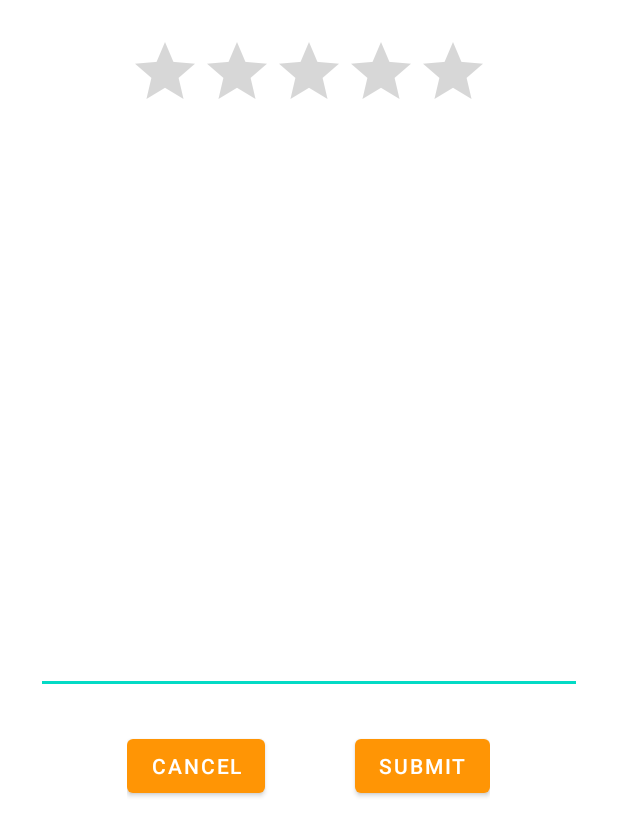
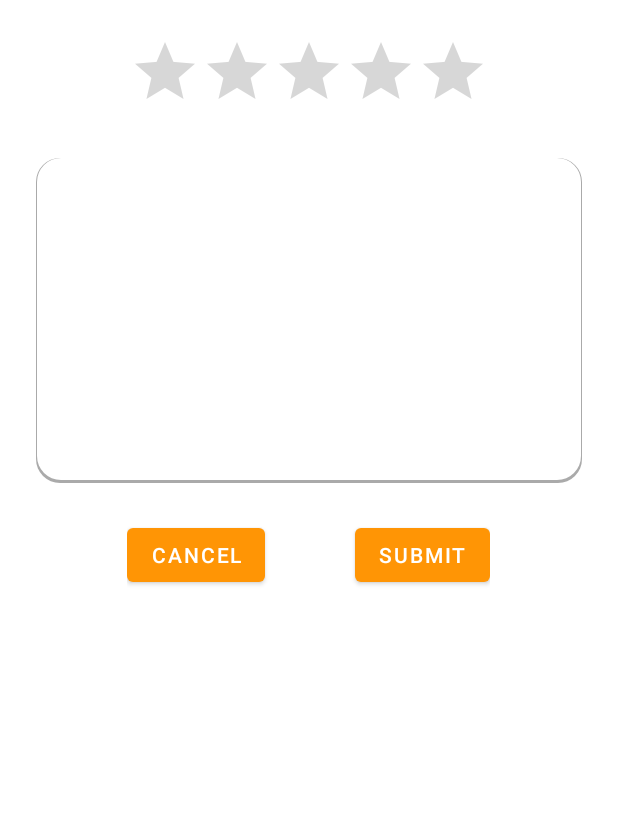
Before and after one commit to Jimmyoungyi/ITUFinal, an Android app: the layout fragment_review_post.xml on its own in the app's theme, with its tools: preview values and no code run, on a phone screen of 412 x 824 dp. Shown: the top 836 px of the screen. Run offline under Robolectric (Android 15) with nearby library versions, the phone set to English and light mode, and no system bars.

Commit message:
review page update

```diff
--- a/app/src/main/java/com/example/cheesebyt/cheeseList/CheeseListFragment.kt
+++ b/app/src/main/java/com/example/cheesebyt/cheeseList/CheeseListFragment.kt
@@ -11,8 +11,10 @@ import androidx.lifecycle.MutableLiveData
 import androidx.lifecycle.ViewModel
 import androidx.lifecycle.ViewModelProvider
 import com.eu.fragmentstatemanager.StateManager
+import com.example.cheesebyt.MainActivity
 import com.example.cheesebyt.MainActivity.Companion.SEARCH_ID
 import com.example.cheesebyt.MainActivity.Companion.currentIndex
+import com.example.cheesebyt.MainActivity.Companion.currentPage
 import com.example.cheesebyt.MainActivity.Companion.searchIndex
 import com.example.cheesebyt.cheese.CheeseFragment
 import com.example.cheesebyt.databinding.FragmentCheeseListBinding
@@ -61,7 +63,7 @@ class CheeseListFragment : Fragment() {
             binding.cheeseList.adapter = CheeseListAdapter(this.requireActivity(), it)
             binding.cheeseList.setOnItemClickListener { _, _, position, _ ->
                 currentIndex.add(it[position].cheeseName)
-                StateManager.getInstance().showFragment(SEARCH_ID, CheeseFragment())
+                StateManager.getInstance().showFragment(currentPage, CheeseFragment())
             }
         }
 
--- a/app/src/main/java/com/example/cheesebyt/cheesePoints/cheesePointFragment.kt
+++ b/app/src/main/java/com/example/cheesebyt/cheesePoints/CheesePointFragment.kt
@@ -23,7 +23,7 @@ class CheesePointViewModel : ViewModel() {
     val cheesePointData: LiveData<String> = _reviewData
 }
 
-class cheesePointFragment : Fragment() {
+class CheesePointFragment : Fragment() {
 
     private var _binding: FragmentCheesePointBinding? = null
     private val binding get() = _binding!!
--- a/app/src/main/java/com/example/cheesebyt/search/SearchFragment.kt
+++ b/app/src/main/java/com/example/cheesebyt/search/SearchFragment.kt
@@ -13,6 +13,7 @@ import androidx.lifecycle.ViewModelProvider
 import com.eu.fragmentstatemanager.StateManager
 import com.example.cheesebyt.MainActivity
 import com.example.cheesebyt.MainActivity.Companion.currentIndex
+import com.example.cheesebyt.MainActivity.Companion.currentPage
 import com.example.cheesebyt.MainActivity.Companion.searchIndex
 import com.example.cheesebyt.cheeseList.CheeseListFragment
 import com.example.cheesebyt.databinding.FragmentSearchBinding
@@ -56,7 +57,7 @@ class SearchFragment : Fragment() {
             binding.cheeseTypeList.setOnItemClickListener { _, _, position, _ ->
                 currentIndex.add(it[position].name)
                 StateManager.getInstance()
-                    .showFragment(MainActivity.SEARCH_ID, CheeseListFragment())
+                    .showFragment(currentPage, CheeseListFragment())
             }
         }
 
--- a/app/src/main/res/layout/fragment_cheese_point.xml
+++ b/app/src/main/res/layout/fragment_cheese_point.xml
@@ -3,7 +3,7 @@
     xmlns:tools="http://schemas.android.com/tools"
     android:layout_width="match_parent"
     android:layout_height="match_parent"
-    tools:context=".cheesePoints.cheesePointFragment">
+    tools:context=".cheesePoints.CheesePointFragment">
 
     <!-- TODO: Update blank fragment layout -->
     <TextView
--- a/app/src/main/res/layout/fragment_review_post.xml
+++ b/app/src/main/res/layout/fragment_review_post.xml
@@ -13,15 +13,10 @@
         <RatingBar
             android:layout_marginTop="24dp"
             android:layout_width="wrap_content"
+            android:progressTint="@color/purple_500"
             android:layout_height="wrap_content"/>
-        <ImageView
-            android:id="@+id/postAddImage"
-            android:layout_width="100dp"
-            android:layout_height="100dp"
-            android:layout_marginTop="20dp"
-            android:layout_marginLeft="24dp"
-            android:layout_gravity="left"/>
         <EditText
+            android:background="@drawable/background_with_shadow"
             android:layout_marginTop="24dp"
             android:layout_marginRight="24dp"
             android:layout_marginLeft="24dp"
--- a/app/src/main/res/layout/reward_pop_window.xml
+++ b/app/src/main/res/layout/reward_pop_window.xml
@@ -26,6 +26,7 @@
             android:layout_width="wrap_content"
             android:layout_height="wrap_content"
             android:layout_marginTop="80dp"
+            android:textSize="36sp"
             android:text="50 points earned!"/>
 
         <Button
```
Also changed, not shown: app/src/main/java/com/example/cheesebyt/cheese/CheeseFragment.kt (+4 -3 lines), app/src/main/java/com/example/cheesebyt/review/ReviewPostFragment.kt (+6 -10 lines).
